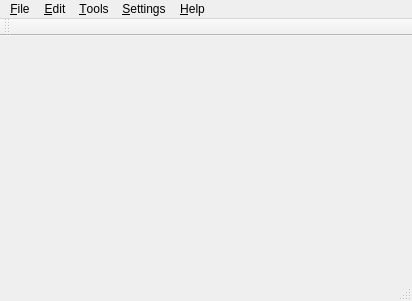
Old version of the form designer/main.ui in the repository ankitects/anki.
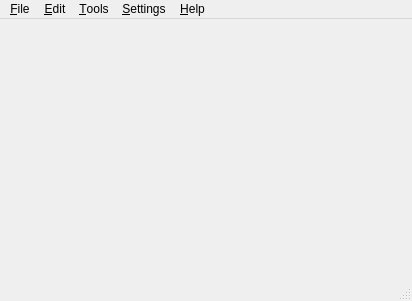
New version of the form. Icons and pictures are not drawn.

```diff
--- a/designer/main.ui
+++ b/designer/main.ui
@@ -157,26 +157,6 @@
     <bool>true</bool>
    </property>
   </widget>
-  <widget class="QToolBar" name="toolBar">
-   <property name="enabled">
-    <bool>true</bool>
-   </property>
-   <property name="orientation">
-    <enum>Qt::Horizontal</enum>
-   </property>
-   <property name="iconSize">
-    <size>
-     <width>32</width>
-     <height>32</height>
-    </size>
-   </property>
-   <attribute name="toolBarArea">
-    <enum>TopToolBarArea</enum>
-   </attribute>
-   <attribute name="toolBarBreak">
-    <bool>false</bool>
-   </attribute>
-  </widget>
   <action name="actionExit">
    <property name="icon">
     <iconset resource="icons.qrc">
```
Left out of the diff: 228 changed lines with no effect on the pictures.
